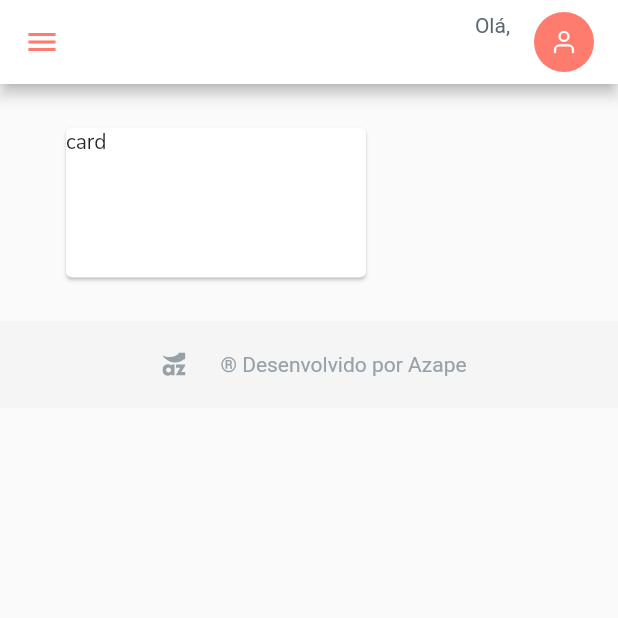
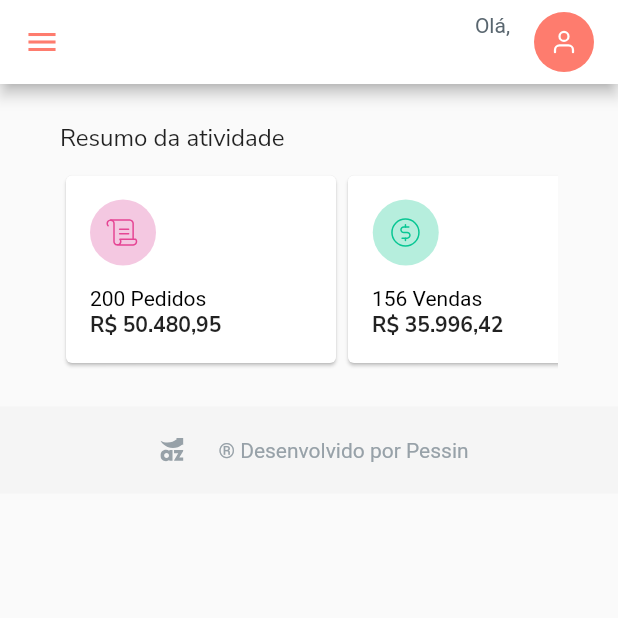
Before and after one commit to carlospessin/teste-flutter-zallpy-digital, a Flutter app: the HomeView screen opened by its route, on a phone screen of 412 x 824 dp, the top half of it. Run offline on Flutter 3.47's test engine with Material 2 defaults, Android fonts, the phone set to English and light mode, and no system bars; our stand-ins replace dio, flutter_feather_icons, flutter_phosphor_icons, flutter_svg, get, shared_preferences and 1 more; accounts and stored records are empty; Roboto replaces fonts that are missing (NunitoSans).

Commit message:
criando widget dos cards principais

```diff
--- a/lib/app/modules/home/views/home_view.dart
+++ b/lib/app/modules/home/views/home_view.dart
@@ -133,7 +133,17 @@ class HomeView extends GetView<HomeController> {
                                   vertical: 25,
                                   horizontal: 40,
                                 ),
-                                child: PrincipalCards(),
+                                child: Column(
+                                  crossAxisAlignment: CrossAxisAlignment.start,
+                                  children: [
+                                    Text(
+                                      'Resumo da atividade',
+                                      style: TextStyle(fontSize: 16),
+                                    ),
+                                    const SizedBox(height: 10),
+                                    PrincipalCards(),
+                                  ],
+                                ),
                               ),
                               Container(
                                 color: Color(0xffF5F5F5),
@@ -150,7 +160,7 @@ class HomeView extends GetView<HomeController> {
                                     ),
                                     SizedBox(width: 16),
                                     Text(
-                                      '® Desenvolvido por Azape',
+                                      '® Desenvolvido por Pessin',
                                       style: TextStyle(
                                         fontFamily: 'NunitoSans',
                                         fontWeight: FontWeight.w400,
--- a/lib/app/modules/home/views/widgets/principal_cards.dart
+++ b/lib/app/modules/home/views/widgets/principal_cards.dart
@@ -1,6 +1,7 @@
 import 'package:flutter/material.dart';
 import 'package:flutter/src/foundation/key.dart';
 import 'package:flutter/src/widgets/framework.dart';
+import 'package:flutter_svg/flutter_svg.dart';
 
 class PrincipalCards extends StatelessWidget {
   const PrincipalCards({Key? key}) : super(key: key);
@@ -11,15 +12,91 @@ class PrincipalCards extends StatelessWidget {
       scrollDirection: Axis.horizontal,
       child: Row(
         children: [
-          Card(
-            child: const SizedBox(
-              width: 200,
-              height: 100,
-              child: Text('card'),
-            ),
+          CardItem(
+            color: Color(0xFFF4C8E1),
+            icon: SvgPicture.asset('assets/icons/pedidos.svg'),
+            amountType: '200',
+            type: 'Pedidos',
+            amount: '50.480,95',
+          ),
+          CardItem(
+            color: Color(0xFFB6EEDD),
+            icon: SvgPicture.asset('assets/icons/vendas.svg'),
+            amountType: '156',
+            type: 'Vendas',
+            amount: '35.996,42',
+          ),
+          CardItem(
+            color: Color(0xFFC3E7F3),
+            icon: SvgPicture.asset('assets/icons/calculo.svg'),
+            amountType: '',
+            type: 'Ticket médio',
+            amount: '230,74',
           )
         ],
       ),
     );
   }
 }
+
+class CardItem extends StatelessWidget {
+  const CardItem(
+      {Key? key,
+      required this.color,
+      required this.icon,
+      required this.amountType,
+      required this.type,
+      required this.amount})
+      : super(key: key);
+  final Color color;
+  final SvgPicture icon;
+  final String amountType;
+  final String type;
+  final String amount;
+
+  @override
+  Widget build(BuildContext context) {
+    return Card(
+      child: SizedBox(
+        width: 180,
+        child: Padding(
+          padding: EdgeInsets.all(16.0),
+          child: Column(
+            crossAxisAlignment: CrossAxisAlignment.start,
+            children: [
+              Container(
+                padding: const EdgeInsets.all(10.0),
+                decoration: BoxDecoration(
+                  shape: BoxShape.circle,
+                  color: color,
+                ),
+                child: icon,
+              ),
+              Padding(
+                padding: const EdgeInsets.only(top: 14.0),
+                child: Column(
+                  crossAxisAlignment: CrossAxisAlignment.start,
+                  children: [
+                    RichText(
+                      text: TextSpan(
+                        style: TextStyle(color: Colors.black),
+                        text: amountType != '' ? '$amountType ' : '',
+                        children: <TextSpan>[
+                          TextSpan(text: type),
+                        ],
+                      ),
+                    ),
+                    Text(
+                      'R\$ $amount',
+                      style: TextStyle(fontWeight: FontWeight.bold),
+                    ),
+                  ],
+                ),
+              )
+            ],
+          ),
+        ),
+      ),
+    );
+  }
+}
```
Also changed, not shown: assets/icons/pedidos.svg, assets/icons/vendas.svg.
